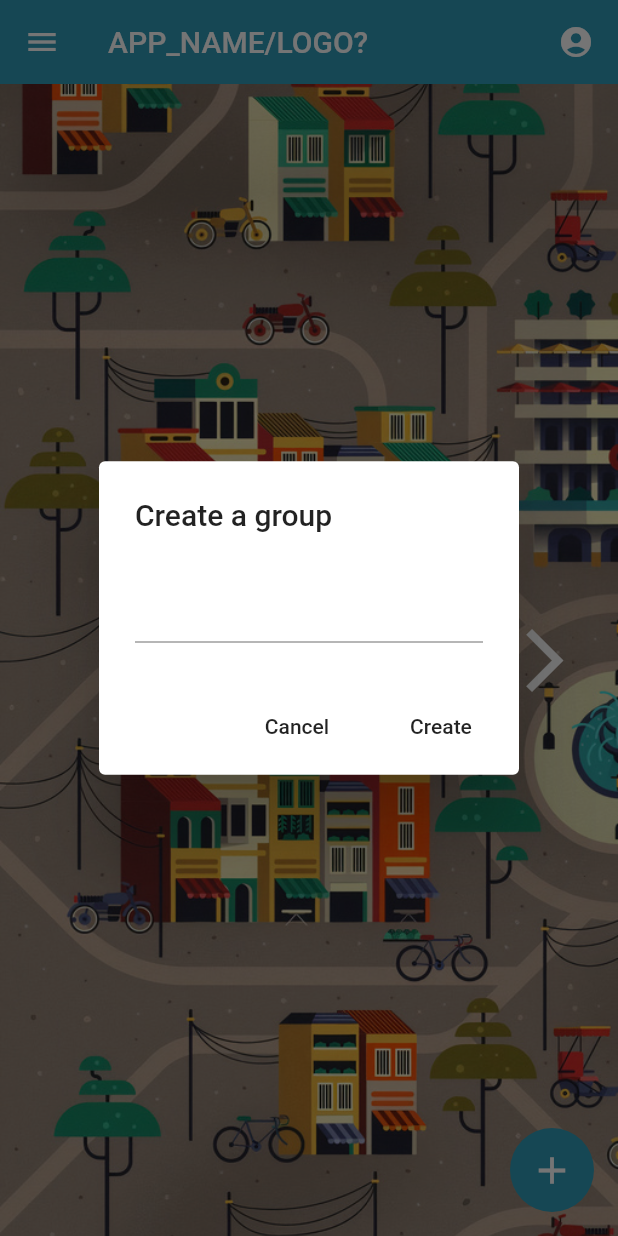
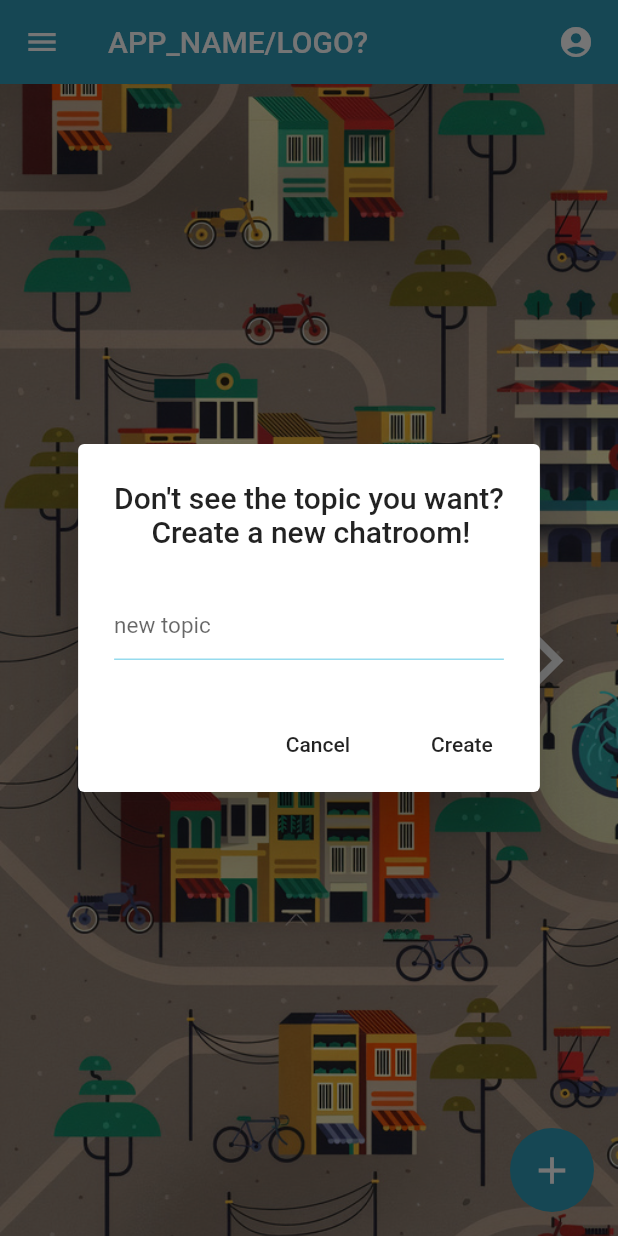
Before and after one commit to FEUP-ESOF-2020-21/open-cx-t5g4-techgals, a Flutter app: the Map1 screen opened directly, after a tap on the "add" icon, on a phone screen of 412 x 824 dp. Run offline on Flutter 3.47's test engine with Material 2 defaults, Android fonts, the phone set to English and light mode, and no system bars; our stand-ins replace cloud_firestore, firebase_auth, firebase_core, shared_preferences; accounts and stored records are empty.

```diff
--- a/proj_src/lib/Screens/Initials/sign_up.dart
+++ b/proj_src/lib/Screens/Initials/sign_up.dart
@@ -130,6 +130,7 @@ class _SignUpState extends State<SignUp> {
             GestureDetector(
               onTap: (){
                 _signUpLoad();
+                _signUpLoad();
               },
               child: Container(
                 alignment: Alignment.center,
--- a/proj_src/lib/Screens/Nav/map1.dart
+++ b/proj_src/lib/Screens/Nav/map1.dart
@@ -2,8 +2,10 @@ import 'package:cloud_firestore/cloud_firestore.dart';
 import 'package:firebase_auth/firebase_auth.dart';
 import 'package:flutter/cupertino.dart';
 import 'package:flutter/material.dart';
+import 'package:flutter/services.dart';
 import 'package:proj_src/BackEnd/database.dart';
 import 'package:proj_src/BackEnd/helper.dart';
+import 'package:proj_src/Screens/Initials/initial_aux.dart';
 import 'package:proj_src/Screens/Nav/Components/appBar.dart';
 import 'package:proj_src/Screens/Nav/Components/right_arrow_button.dart';
 import 'package:proj_src/constants.dart';
@@ -16,13 +18,13 @@ class Map1 extends StatefulWidget {
 
 class _Map1State extends State<Map1> {
 
-  DatabaseMethods databaseMethods = new DatabaseMethods();
   QuerySnapshot searchSnapshot;
   Stream<QuerySnapshot> _groups;
   User _user = FirebaseAuth.instance.currentUser;
   String _userName = '';
   String _email= '';
-  String _groupName = "";
+  String _newChatName = "";
+  List<String> _auxChatNames = [];
 
   @override
   void initState() {
@@ -56,7 +58,9 @@ class _Map1State extends State<Map1> {
             itemCount: snapshot.data.documents.length,
             shrinkWrap: true,
             itemBuilder: (context, index) {
-              print(_userName);
+              //print(_userName);
+              _auxChatNames.add(snapshot.data.documents[index]['name']);
+              _auxChatNames = _auxChatNames.toSet().toList();
               return ChatTile(
                   userName: _userName,
                   groupId: snapshot.data.documents[index].id,
@@ -93,7 +97,7 @@ class _Map1State extends State<Map1> {
     ),
       floatingActionButton: FloatingActionButton(
         onPressed: () {
-          _popupDialog(context);
+          _popupAdd(context);
         },
         child: Icon(Icons.add, color: Colors.white, size: 30.0,),
         backgroundColor: kPrimaryColor,
@@ -102,7 +106,7 @@ class _Map1State extends State<Map1> {
     );
   }
 
-  void _popupDialog(BuildContext context) {
+  void _popupAdd(BuildContext context) {
     Widget cancelButton = FlatButton(
       child: Text("Cancel"),
       onPressed:  () {
@@ -112,20 +116,25 @@ class _Map1State extends State<Map1> {
     Widget createButton = FlatButton(
       child: Text("Create"),
       onPressed:  () async {
-        if(_groupName != null) {
+        if(_auxChatNames.contains(_newChatName)) {
+          Navigator.of(context).pop();
+        }
+        else if (_newChatName != null){
           await HelperFunctions.getUserNameSharedPreference().then((val) {
-            DatabaseMethods(uid: _user.uid).createChatRoom(val, _groupName);
+            DatabaseMethods(uid: _user.uid).createChatRoom(val, _newChatName);
           });
           Navigator.of(context).pop();
         }
+
       },
     );
 
     AlertDialog alert = AlertDialog(
-      title: Text("Create a group"),
+      title: Text("Don't see the topic you want?\n     Create a new chatroom!"),
       content: TextField(
+            decoration: inputDeco("new topic"),
                onChanged: (val) {
-            _groupName = val;
+              _newChatName = val;
             },
             style: TextStyle(
                 fontSize: 15.0,
```
Lines whose indentation alone changed are shown as unchanged.
